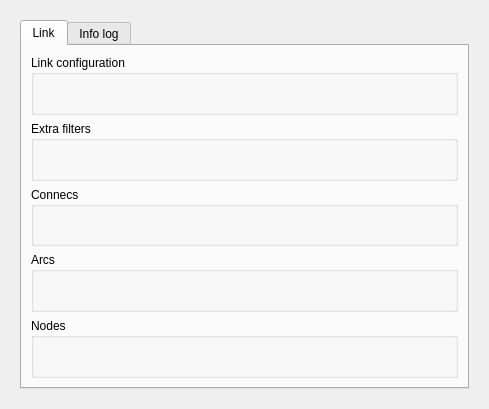
Before: the Qt Designer form core/ui/toolbars/edit/connect_link.ui in giswater/plugin, drawn with Qt 5.
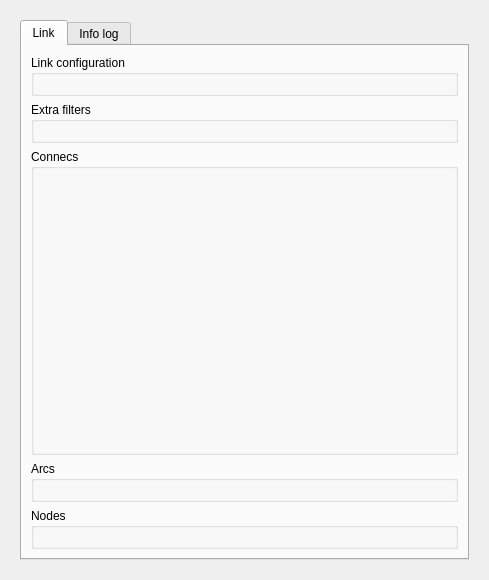
After: the same form once the commit is applied.

Commit message: refactor(connect_link): enhance layout constraints and implement typeahead for Gully Id in dialog

Diff of the .ui file:
```diff
--- a/core/ui/toolbars/edit/connect_link.ui
+++ b/core/ui/toolbars/edit/connect_link.ui
@@ -7,19 +7,13 @@
     <x>0</x>
     <y>0</y>
     <width>489</width>
-    <height>409</height>
+    <height>580</height>
    </rect>
   </property>
   <property name="minimumSize">
    <size>
     <width>489</width>
-    <height>400</height>
-   </size>
-  </property>
-  <property name="maximumSize">
-   <size>
-    <width>16777215</width>
-    <height>720</height>
+    <height>480</height>
    </size>
   </property>
   <property name="windowTitle">
@@ -50,13 +44,22 @@
          <attribute name="title">
           <string>Link</string>
          </attribute>
-         <layout class="QVBoxLayout" name="verticalLayout_6">
+         <layout class="QVBoxLayout" name="verticalLayout_6" stretch="0,0,1,0,0">
           <item>
            <widget class="QGroupBox" name="groupBox">
+            <property name="sizePolicy">
+             <sizepolicy hsizetype="Preferred" vsizetype="Minimum">
+              <horstretch>0</horstretch>
+              <verstretch>0</verstretch>
+             </sizepolicy>
+            </property>
             <property name="title">
              <string>Link configuration</string>
             </property>
             <layout class="QGridLayout" name="gridLayout_3">
+             <property name="sizeConstraint">
+              <enum>QLayout::SetMinimumSize</enum>
+             </property>
              <item row="0" column="0">
               <layout class="QGridLayout" name="lyt_link_configuration"/>
              </item>
@@ -65,10 +68,19 @@
           </item>
           <item>
            <widget class="QGroupBox" name="groupBox_5">
+            <property name="sizePolicy">
+             <sizepolicy hsizetype="Preferred" vsizetype="Minimum">
+              <horstretch>0</horstretch>
+              <verstretch>0</verstretch>
+             </sizepolicy>
+            </property>
             <property name="title">
              <string>Extra filters</string>
             </property>
             <layout class="QGridLayout" name="gridLayout_8">
+             <property name="sizeConstraint">
+              <enum>QLayout::SetMinimumSize</enum>
+             </property>
              <item row="0" column="0">
               <layout class="QGridLayout" name="lyt_extra_filters"/>
              </item>
@@ -77,6 +89,18 @@
           </item>
           <item>
            <widget class="QGroupBox" name="groupBox_2">
+            <property name="sizePolicy">
+             <sizepolicy hsizetype="Preferred" vsizetype="Expanding">
+              <horstretch>0</horstretch>
+              <verstretch>1</verstretch>
+             </sizepolicy>
+            </property>
+            <property name="minimumSize">
+             <size>
+              <width>0</width>
+              <height>140</height>
+             </size>
+            </property>
             <property name="title">
              <string>Connecs</string>
             </property>
@@ -96,10 +120,19 @@
           </item>
           <item>
            <widget class="QGroupBox" name="groupBox_3">
+            <property name="sizePolicy">
+             <sizepolicy hsizetype="Preferred" vsizetype="Minimum">
+              <horstretch>0</horstretch>
+              <verstretch>0</verstretch>
+             </sizepolicy>
+            </property>
             <property name="title">
              <string>Arcs</string>
             </property>
             <layout class="QGridLayout" name="gridLayout_6">
+             <property name="sizeConstraint">
+              <enum>QLayout::SetMinimumSize</enum>
+             </property>
              <item row="0" column="0">
               <layout class="QGridLayout" name="lyt_arc_selection"/>
              </item>
@@ -108,10 +141,19 @@
           </item>
           <item>
            <widget class="QGroupBox" name="groupBox_4">
+            <property name="sizePolicy">
+             <sizepolicy hsizetype="Preferred" vsizetype="Minimum">
+              <horstretch>0</horstretch>
+              <verstretch>0</verstretch>
+             </sizepolicy>
+            </property>
             <property name="title">
              <string>Nodes</string>
             </property>
             <layout class="QGridLayout" name="gridLayout_7">
+             <property name="sizeConstraint">
+              <enum>QLayout::SetMinimumSize</enum>
+             </property>
              <item row="0" column="0">
               <layout class="QGridLayout" name="lyt_node_selection"/>
              </item>
```
Left out of the diff: 33 changed lines with no effect on the pictures. The commit also changes 3 other files.
